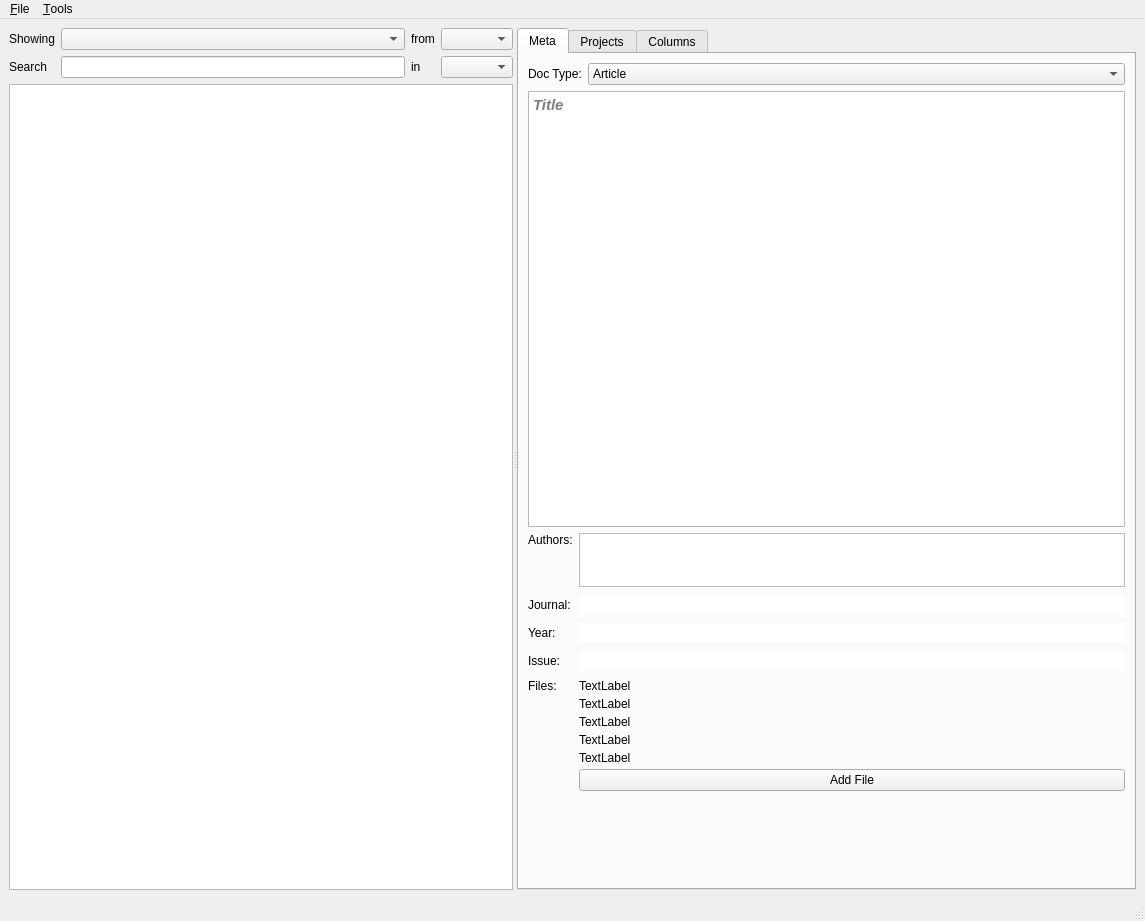
Qt form lib/layout_main.ui (elansegarra/ArDa) before a commit.
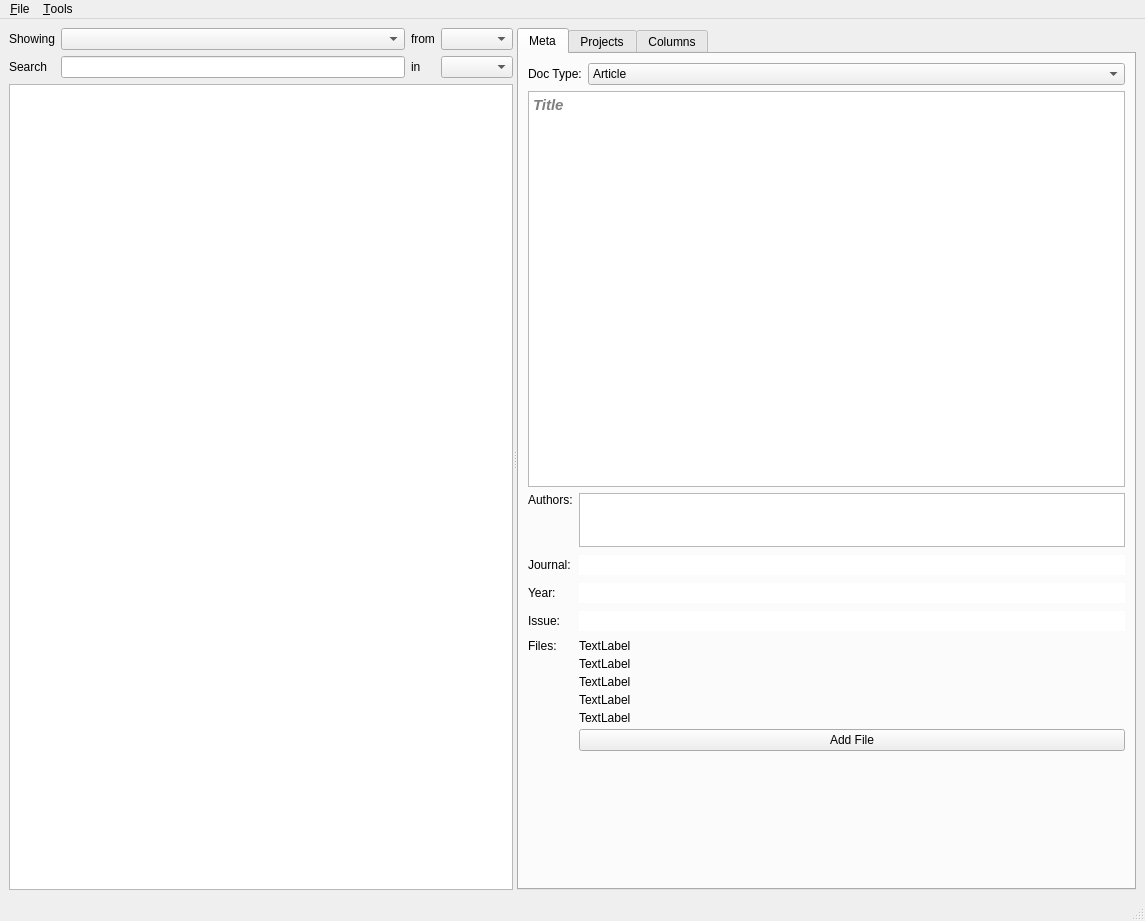
The same form after that commit.

Commit message: Minor edit to vertical spacing of filepath in metadata.

Patch:
```diff
--- a/lib/layout_main.ui
+++ b/lib/layout_main.ui
@@ -329,6 +329,19 @@
                </property>
               </widget>
              </item>
+             <item>
+              <spacer name="verticalSpacer_7">
+               <property name="orientation">
+                <enum>Qt::Vertical</enum>
+               </property>
+               <property name="sizeHint" stdset="0">
+                <size>
+                 <width>20</width>
+                 <height>40</height>
+                </size>
+               </property>
+              </spacer>
+             </item>
             </layout>
            </item>
            <item row="5" column="0">
```
The commit also changes 1 other file.
